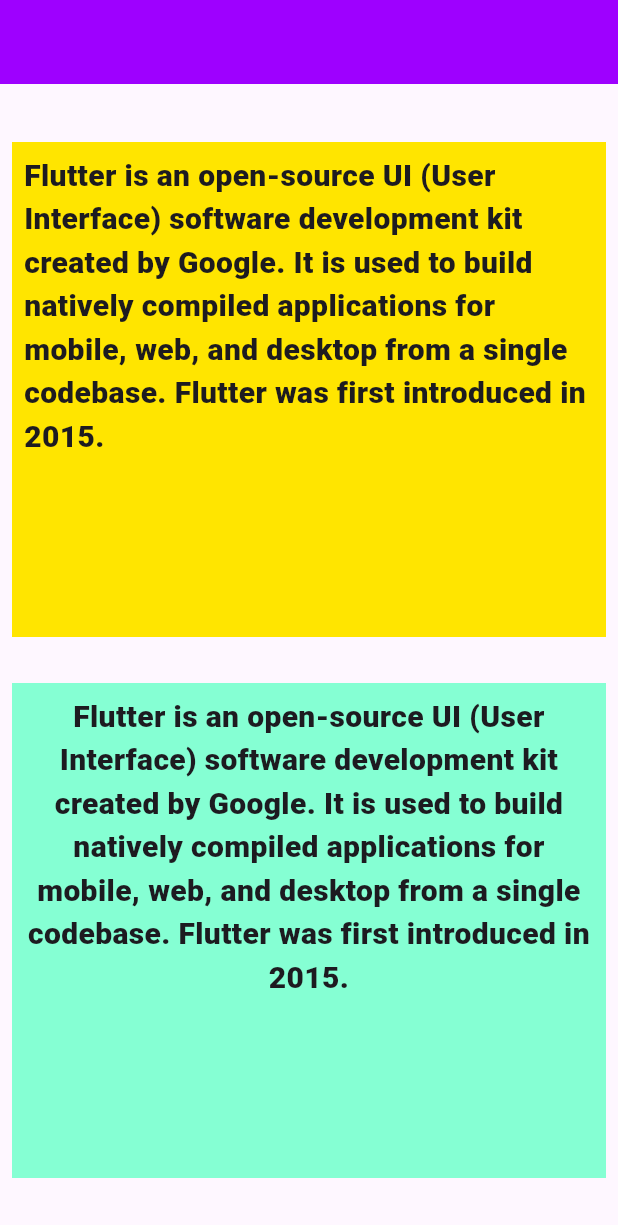
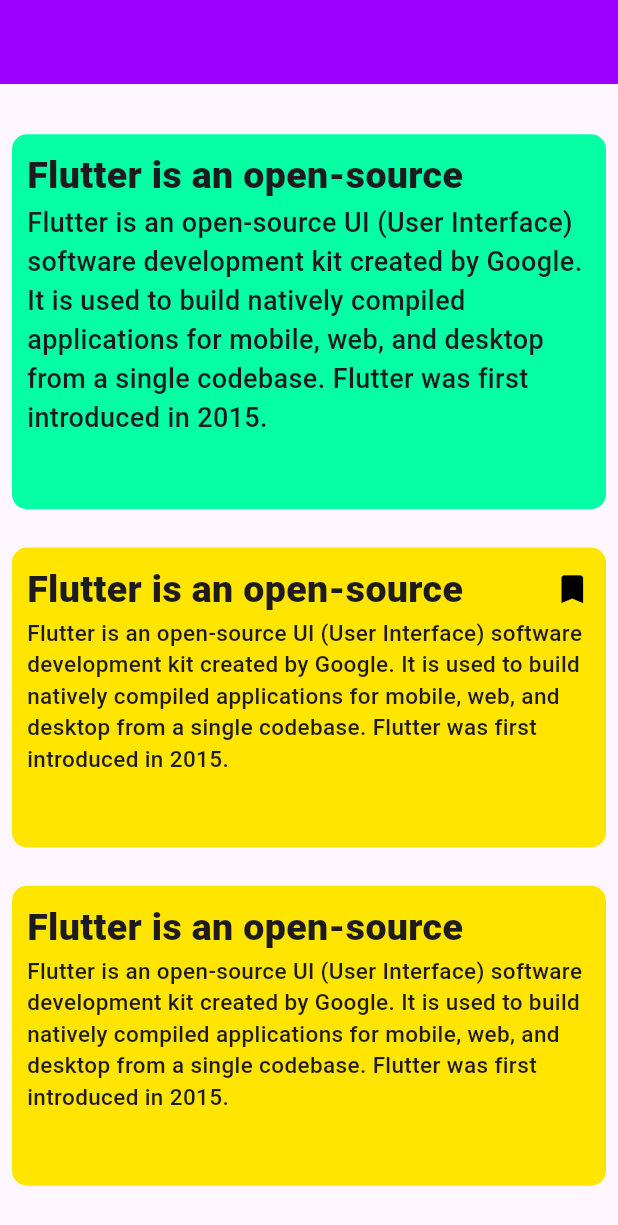
Before and after one commit to KrishanthaBSomarathna/Fultter-Tutorial, a Flutter app: the screen it shows after launch, on a phone screen of 412 x 824 dp. Shown: the top 1225 px of the screen. Run offline on Flutter 3.47's test engine with Material 3 defaults, Android fonts, the phone set to English and light mode, and no system bars; our stand-ins replace device_preview.

Commit message:
Update main.dart

```diff
--- a/lib/main.dart
+++ b/lib/main.dart
@@ -27,32 +27,103 @@ class MyApp extends StatelessWidget {
         body: Padding(
           padding: const EdgeInsets.all(8.0),
           child: Column(
-            crossAxisAlignment: CrossAxisAlignment.center,
             mainAxisAlignment: MainAxisAlignment.spaceEvenly,
             children: [
               Container(
-                padding: EdgeInsets.all(8.0),
-                height: 330,
+                padding: EdgeInsets.all(10.0),
+                height: 250,
+
                 width: double.infinity,
-                color: Color(0xffFFE500),
-                child: Text(
-                  "Flutter is an open-source UI (User Interface) software development kit created by Google. It is used to build natively compiled applications for mobile, web, and desktop from a single codebase. Flutter was first introduced in 2015.",
-                  style: TextStyle(fontSize: 20,fontWeight: FontWeight.w900),
-
+                decoration: BoxDecoration(
+                  borderRadius: BorderRadius.circular(10),
+                  color: Color(0xff06FFA5),
+                ),
+                child: Column(
+                  crossAxisAlignment: CrossAxisAlignment.start,
+                  children: [
+                    Text(
+                      "Flutter is an open-source",
+                      style: TextStyle(
+                        fontSize: 25,
+                        fontWeight: FontWeight.w900,
+                      ),
+                    ),
+                    Text(
+                      "Flutter is an open-source UI (User Interface) software development kit created by Google. It is used to build natively compiled applications for mobile, web, and desktop from a single codebase. Flutter was first introduced in 2015.",
+                      style: TextStyle(
+                        fontSize: 18,
+                        fontWeight: FontWeight.w500,
+                      ),
+                    ),
+                  ],
                 ),
               ),
               Container(
-                padding: EdgeInsets.all(8.0),
-                height: 330,
+                padding: EdgeInsets.all(10.0),
+                height: 200,
                 width: double.infinity,
-                color: Color(0xff85FFD3),
-                child: Text(
-                  "Flutter is an open-source UI (User Interface) software development kit created by Google. It is used to build natively compiled applications for mobile, web, and desktop from a single codebase. Flutter was first introduced in 2015.",
-                  style: TextStyle(fontSize: 20,fontWeight: FontWeight.w900),
-                  textAlign: TextAlign.center,
+                decoration: BoxDecoration(
+                  borderRadius: BorderRadius.circular(10),
+                  color: Color(0xffFFE500),
+                ),
+                child: Column(
+                  crossAxisAlignment: CrossAxisAlignment.start,
+                  children: [
+                    Row(
+                      mainAxisAlignment: MainAxisAlignment.spaceBetween,
+                      children: [
+                        Text(
+                          "Flutter is an open-source",
+                          style: TextStyle(
+                            fontSize: 25,
+                            fontWeight: FontWeight.w900,
+                          ),
+                        ),
+                        Icon(
+                          Icons.bookmark,
+                          size: 25,
+                          color: Colors.black,
+                        )
+                      ],
+                    ),
+                    Text(
+                      "Flutter is an open-source UI (User Interface) software development kit created by Google. It is used to build natively compiled applications for mobile, web, and desktop from a single codebase. Flutter was first introduced in 2015.",
+                      style: TextStyle(
+                        fontSize: 15,
+                        fontWeight: FontWeight.w500,
+                      ),
+                    ),
+                  ],
                 ),
               ),
-
+              Container(
+                padding: EdgeInsets.all(10.0),
+                height: 200,
+                width: double.infinity,
+                decoration: BoxDecoration(
+                  borderRadius: BorderRadius.circular(10),
+                  color: Color(0xffFFE500),
+                ),
+                child: Column(
+                  crossAxisAlignment: CrossAxisAlignment.start,
+                  children: [
+                    Text(
+                      "Flutter is an open-source",
+                      style: TextStyle(
+                        fontSize: 25,
+                        fontWeight: FontWeight.w900,
+                      ),
+                    ),
+                    Text(
+                      "Flutter is an open-source UI (User Interface) software development kit created by Google. It is used to build natively compiled applications for mobile, web, and desktop from a single codebase. Flutter was first introduced in 2015.",
+                      style: TextStyle(
+                        fontSize: 15,
+                        fontWeight: FontWeight.w500,
+                      ),
+                    ),
+                  ],
+                ),
+              ),
             ],
           ),
         ),
```
